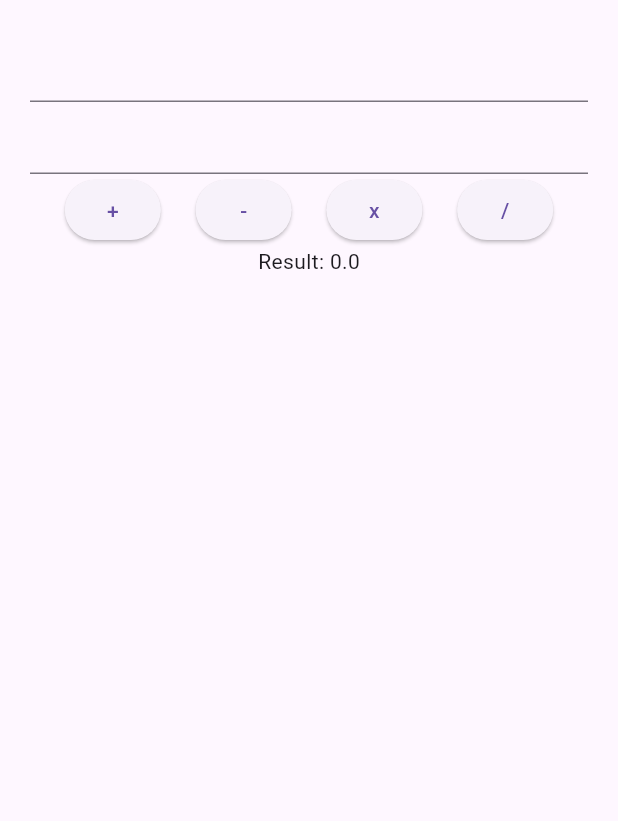
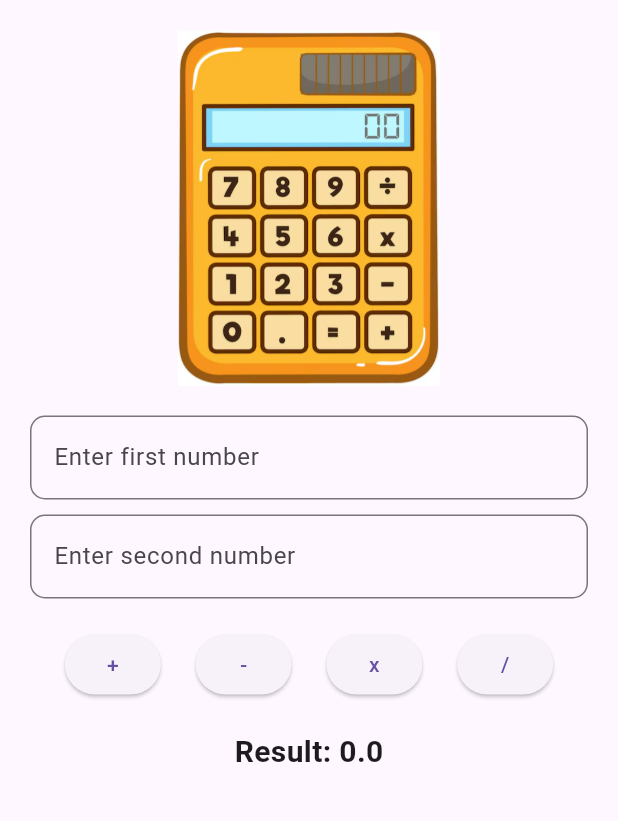
Before and after one commit to ahmadhanis/FlutterA242_STIJ6044, a Flutter app: the screen it shows after launch, on a phone screen of 412 x 824 dp, the part 84-905 px from its top. Run offline on Flutter 3.47's test engine with Material 3 defaults, Android fonts, the phone set to English and light mode, and no system bars.

Commit message:
image update

```diff
--- a/my_simple_calc/lib/calculatorscreen.dart
+++ b/my_simple_calc/lib/calculatorscreen.dart
@@ -22,13 +22,32 @@ class _CalculatorScreenState extends State<CalculatorScreen> {
         body: Container(
           padding: const EdgeInsets.all(20),
           child: Column(children: [
+            Image.asset('assets/calc.png', scale: 3),
+            const SizedBox(height: 20),
             TextField(
               controller: firstNumber,
+              decoration: InputDecoration(
+                hintText: "Enter first number",
+                border: OutlineInputBorder(
+                  borderRadius: BorderRadius.circular(10),
                 ),
+              ),
+              keyboardType: TextInputType.number,
+            ),
+            const SizedBox(height: 10),
             TextField(
               controller: secondNumber,
+              decoration: InputDecoration(
+                hintText: "Enter second number",
+                border: OutlineInputBorder(
+                  borderRadius: BorderRadius.circular(10),
                 ),
-            Row(
+              ),
+              keyboardType: TextInputType.number,
+            ),
+            Padding(
+              padding: const EdgeInsets.fromLTRB(0, 20, 0, 20),
+              child: Row(
                 mainAxisAlignment: MainAxisAlignment.spaceEvenly,
                 children: [
                   ElevatedButton(
@@ -53,7 +72,10 @@ class _CalculatorScreenState extends State<CalculatorScreen> {
                       child: const Text("/")),
                 ],
               ),
-            Text("Result: $result")
+            ),
+            Text("Result: $result",
+                style:
+                    const TextStyle(fontSize: 20, fontWeight: FontWeight.bold)),
           ]),
         ));
   }
--- a/my_simple_calc/lib/main.dart
+++ b/my_simple_calc/lib/main.dart
@@ -1,5 +1,4 @@
 import 'package:flutter/material.dart';
-import 'package:flutter/widgets.dart';
 import 'package:my_simple_calc/calculatorscreen.dart';
 
 void main() {
@@ -25,24 +24,21 @@ class SplashScreen extends StatefulWidget {
 }
 
 class _SplashScreenState extends State<SplashScreen> {
-
   @override
   void initState() {
     // TODO: implement initState
     super.initState();
     Future.delayed(const Duration(seconds: 3), () {
-      Navigator.pushReplacement(
-          context, MaterialPageRoute(builder: (context) => const CalculatorScreen()));
+      Navigator.pushReplacement(context,
+          MaterialPageRoute(builder: (context) => const CalculatorScreen()));
     });
   }
+
   @override
   Widget build(BuildContext context) {
-    return const Scaffold(
+    return Scaffold(
         body: Center(
-      child: Text(
-        'MyCalculator',
-        style: TextStyle(fontSize: 30, fontWeight: FontWeight.bold),
-      ),
+      child: Image.asset('assets/calc.png',scale: 2.5,),
     ));
   }
 }
--- a/my_simple_calc/pubspec.yaml
+++ b/my_simple_calc/pubspec.yaml
@@ -10,10 +10,14 @@ dependencies:
   flutter:
     sdk: flutter
 
+
 dev_dependencies:
+  flutter_lints: ^3.0.0
   flutter_test:
     sdk: flutter
-  flutter_lints: ^3.0.0
 
 flutter:
   uses-material-design: true
+
+  assets:
+    - assets/
```
Also changed, not shown: my_simple_calc/assets/calc.png (added). Lines whose indentation alone changed are shown as unchanged.
